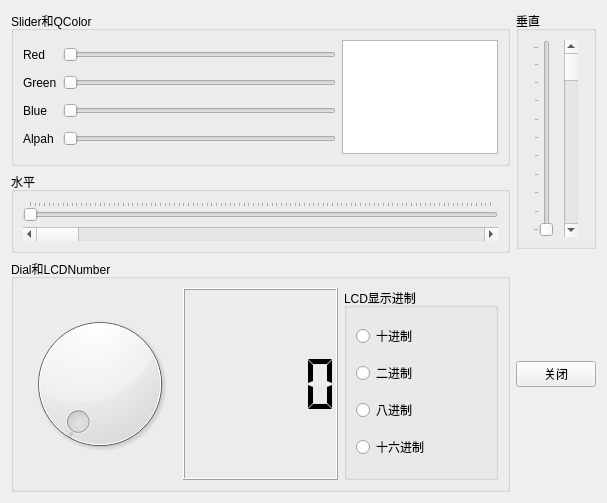
Above: Codes/Chapter4/Samp4_4/widget.ui from ZZZ1312/QtLearn before the change. Below: the same form after it.
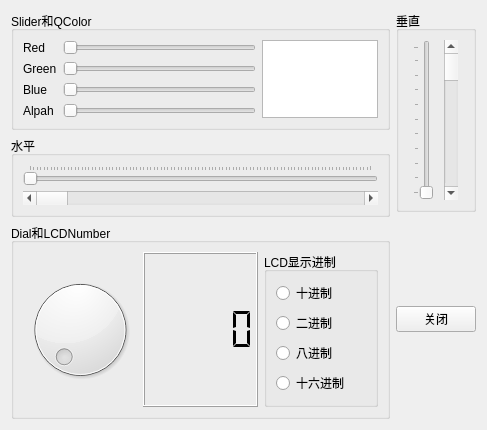
That is the form after the change.

Commit message: 完成对滑动条的学习

```diff
--- a/Codes/Chapter4/Samp4_4/widget.ui
+++ b/Codes/Chapter4/Samp4_4/widget.ui
@@ -6,8 +6,8 @@
    <rect>
     <x>0</x>
     <y>0</y>
-    <width>607</width>
-    <height>503</height>
+    <width>487</width>
+    <height>424</height>
    </rect>
   </property>
   <property name="windowTitle">
```
Left out of the diff: 2 changed lines with no effect on the pictures. The commit also changes 2 other files.
